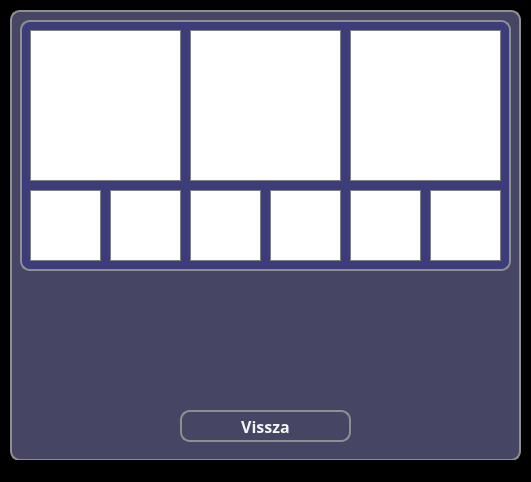
Above: src/main/resources/ui/highcontrast/highContrastResultsWindow.ui from pkristof1999/Szakdolgozat before the change. Below: the same form after it.
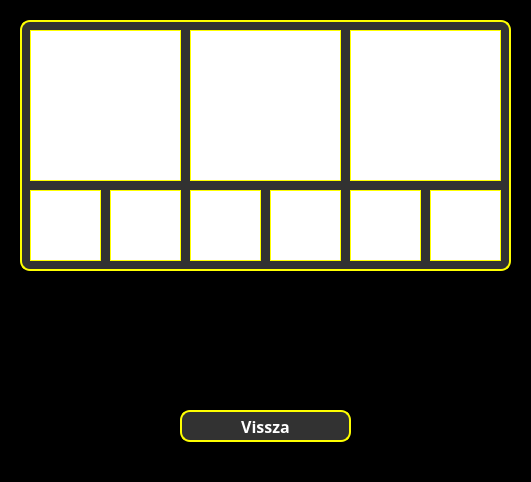
That is the form after the change.

What changed in the file:
```diff
--- a/src/main/resources/ui/highcontrast/highContrastResultsWindow.ui
+++ b/src/main/resources/ui/highcontrast/highContrastResultsWindow.ui
@@ -30,10 +30,7 @@
     </property>
     <property name="styleSheet">
      <string notr="true">* {
-	background-color: rgb(70, 70, 100);
-	border: 2px solid #8f8f91;
-	border-radius: 10px;
-	color: rgb(100, 100, 200);
+	background-color: black;
 	font-size: 16px;
 	font-weight: bold;
 }</string>
@@ -49,7 +46,7 @@
      </property>
      <property name="styleSheet">
       <string notr="true">* {
-	color: whitesmoke;
+	color: white;
 	border: 0px;
 }</string>
      </property>
@@ -81,10 +78,10 @@
      </property>
      <property name="styleSheet">
       <string notr="true">* {
-	background-color: rgb(70, 70, 100);
-	border: 2px solid #8f8f91;
+	background-color: rgb(50, 50, 50);
+	border: 2px solid yellow;
 	border-radius: 10px;
-	color: whitesmoke;
+	color: white;
 }
 
 *:hover {
@@ -107,7 +104,9 @@
      </property>
      <property name="styleSheet">
       <string notr="true">* {
-	background-color: #3d3d7b;
+	background-color: rgb(50, 50, 50);
+	border: 2px solid yellow;
+	border-radius: 10px;
 }</string>
      </property>
      <widget class="QFrame" name="learnMedal">
@@ -121,7 +120,7 @@
       </property>
       <property name="styleSheet">
        <string notr="true">* {
-border: 1px solid grey;
+border: 1px solid yellow;
 border-radius: 0px;
 background-color: white;
 }</string>
@@ -144,7 +143,7 @@
       </property>
       <property name="styleSheet">
        <string notr="true">* {
-border: 1px solid grey;
+border: 1px solid yellow;
 border-radius: 0px;
 background-color: white;
 }</string>
@@ -167,7 +166,7 @@
       </property>
       <property name="styleSheet">
        <string notr="true">* {
-border: 1px solid grey;
+border: 1px solid yellow;
 border-radius: 0px;
 background-color: white;
 }</string>
@@ -190,7 +189,7 @@
       </property>
       <property name="styleSheet">
        <string notr="true">* {
-border: 1px solid grey;
+border: 1px solid yellow;
 border-radius: 0px;
 background-color: white;
 }</string>
@@ -213,7 +212,7 @@
       </property>
       <property name="styleSheet">
        <string notr="true">* {
-border: 1px solid grey;
+border: 1px solid yellow;
 border-radius: 0px;
 background-color: white;
 }</string>
@@ -236,7 +235,7 @@
       </property>
       <property name="styleSheet">
        <string notr="true">* {
-border: 1px solid grey;
+border: 1px solid yellow;
 border-radius: 0px;
 background-color: white;
 }</string>
@@ -259,7 +258,7 @@
       </property>
       <property name="styleSheet">
        <string notr="true">* {
-border: 1px solid grey;
+border: 1px solid yellow;
 border-radius: 0px;
 background-color: white;
 }</string>
@@ -282,7 +281,7 @@
       </property>
       <property name="styleSheet">
        <string notr="true">* {
-border: 1px solid grey;
+border: 1px solid yellow;
 border-radius: 0px;
 background-color: white;
 }</string>
@@ -305,7 +304,7 @@
       </property>
       <property name="styleSheet">
        <string notr="true">* {
-border: 1px solid grey;
+border: 1px solid yellow;
 border-radius: 0px;
 background-color: white;
 }</string>
```
Left out of the diff: 4 changed lines with no effect on the pictures.
